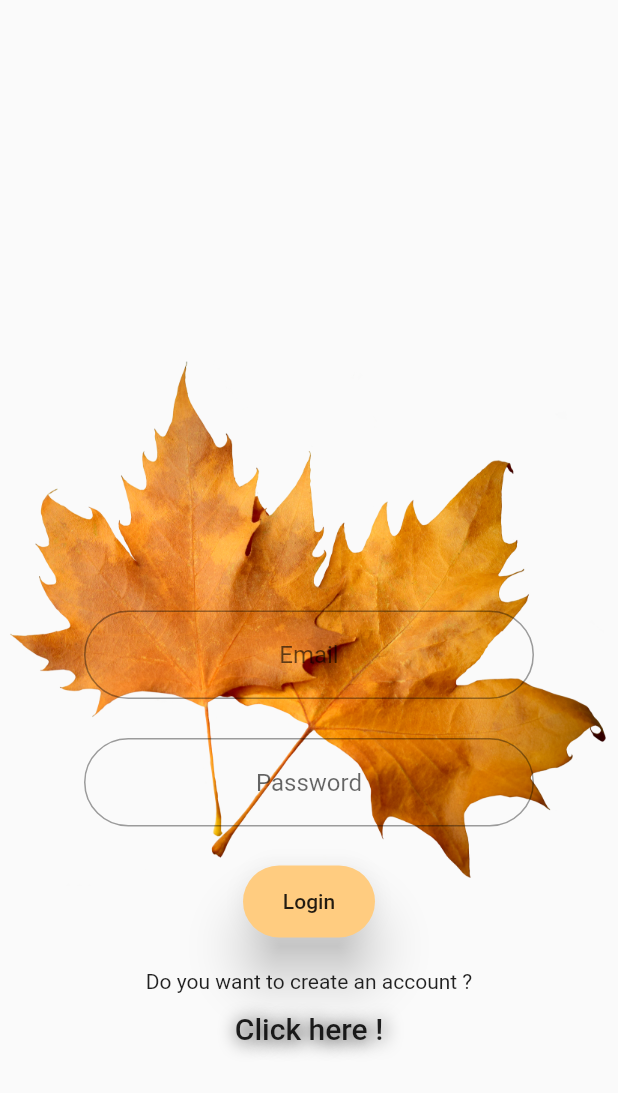
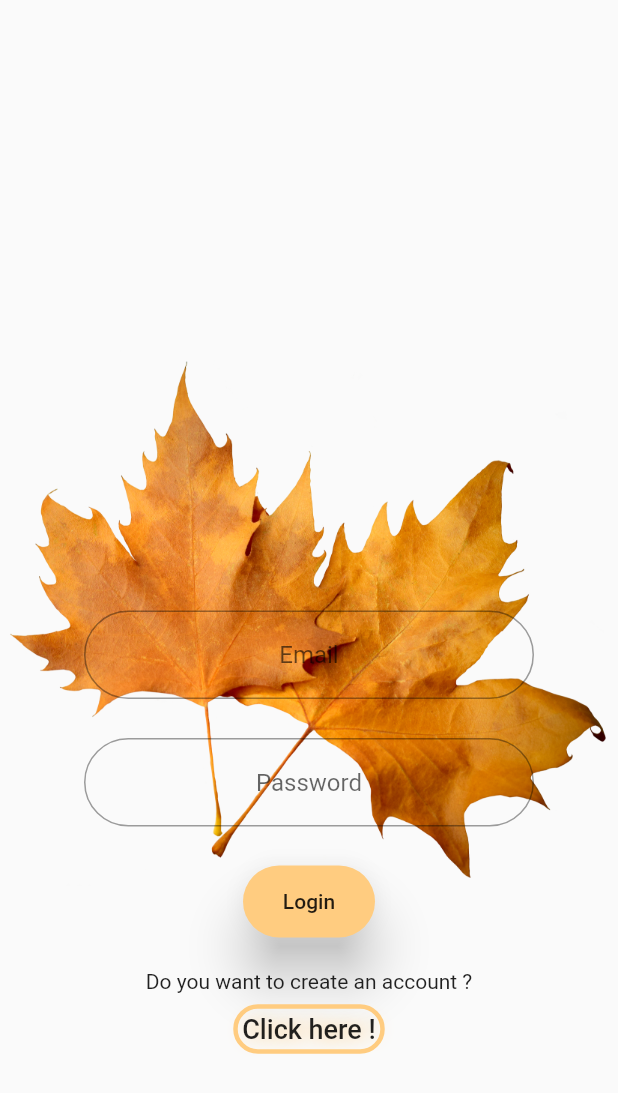
Before and after one commit to abolfazl2643/FlutterTestProject, a Flutter app: the screen it shows after launch, after a tap on "SignUp", after a tap on "Click here !", on a phone screen of 412 x 824 dp. Shown: the top 1093 px of the screen. Run offline on Flutter 3.47's test engine with Material 2 defaults, Android fonts, the light colour scheme and no system bars; our stand-ins replace firebase_auth, firebase_core; accounts and stored records are empty.

Commit message:
login and sign in navigation design

```diff
--- a/lib/views/Athentecation/loginPage.dart
+++ b/lib/views/Athentecation/loginPage.dart
@@ -87,12 +87,11 @@ class _LoginpageState extends State<Loginpage> {
                           Padding(
                             padding: const EdgeInsets.only(bottom:16),
                             child: Material(
-                      borderRadius: BorderRadius.circular(30),
+                      borderRadius: BorderRadius.circular(50),
                               color: Colors.orange[200],
                               elevation: 15,
                               child: MaterialButton(
                                 elevation: 18,
-                                animationDuration: Duration(seconds: 1),
                                 onPressed: () async {
                                   setState(() {
                                     loading = true;
@@ -123,17 +122,24 @@ class _LoginpageState extends State<Loginpage> {
                                       MaterialPageRoute(
                                         builder: (context) => SignUp(),
                                       )),
+                                  child: Container(
+
+                                    decoration: BoxDecoration(borderRadius: BorderRadius.circular(30),border: Border.all(color: Colors.orange[200],width: 3)),
+                                    child: Padding(
+                                      padding: const EdgeInsets.all(3.0),
                                       child: Text(
                                         'Click here !',
                                         style: TextStyle(
-                                      fontSize: 20,
+                                          fontSize: 18,
                                           shadows: [
                                             Shadow(
                                               blurRadius: 15.0,
-                                          color: Colors.black,
+                                              color: Colors.orange[200],
                                               offset: Offset(1.0, 1.0),
                                             ),
                                           ],
+                                        ),
+                                      ),
                                     ),
                                   )),
                             ],
--- a/lib/views/Athentecation/singup.dart
+++ b/lib/views/Athentecation/singup.dart
@@ -28,7 +28,6 @@ class _SignUpState extends State<SignUp> {
   @override
   Widget build(BuildContext context) {
     authclass _auth = authclass();
-    final user = Provider.of<User>(context);
     return Scaffold(
       body: RotatedBox(
         quarterTurns: 8,
@@ -101,7 +100,7 @@ class _SignUpState extends State<SignUp> {
                               padding: const EdgeInsets.only(bottom: 16),
                               child: Material(
                                 elevation: 16,
-                                borderRadius: BorderRadius.circular(30),
+                                borderRadius: BorderRadius.circular(50),
                                 color: Colors.green[200],
                                 child: MaterialButton(
                                   elevation: 18,
@@ -133,17 +132,23 @@ class _SignUpState extends State<SignUp> {
                                         MaterialPageRoute(
                                           builder: (context) => Loginpage(),
                                         )),
+                                    child: Container(
+                                      decoration: BoxDecoration(borderRadius: BorderRadius.circular(30),border: Border.all(color: Colors.green[100],width: 3)),
+                                      child: Padding(
+                                        padding: const EdgeInsets.all(3.0),
                                         child: Text(
                                           'Click here !',
                                           style: TextStyle(
-                                        fontSize: 20,
+                                            fontSize: 18,
                                             shadows: [
                                               Shadow(
                                                 blurRadius: 15.0,
-                                            color: Colors.black,
+                                                color: Colors.green,
                                                 offset: Offset(1.0, 1.0),
                                               ),
                                             ],
+                                          ),
+                                        ),
                                       ),
                                     )),
                               ],
--- a/lib/views/home/home.dart
+++ b/lib/views/home/home.dart
@@ -1,8 +1,6 @@
-import 'package:firebase_auth/firebase_auth.dart';
 import 'package:flutter/material.dart';
 import 'package:flutter/widgets.dart';
 import 'package:minigram/services/auth.dart';
-import 'package:minigram/views/Athentecation/loginPage.dart';
 
 class home extends StatefulWidget {
   @override
@@ -10,7 +8,6 @@ class home extends StatefulWidget {
 }
 
 class _homeState extends State<home> with TickerProviderStateMixin {
-  authclass _auth = authclass();
   AnimationController _controller;
   Animation _animatedmargin;
   bool completed = false;
```
Also changed, not shown: images/flower1.png (deleted), images/wildlife1.png (deleted). Lines whose indentation alone changed are shown as unchanged.
